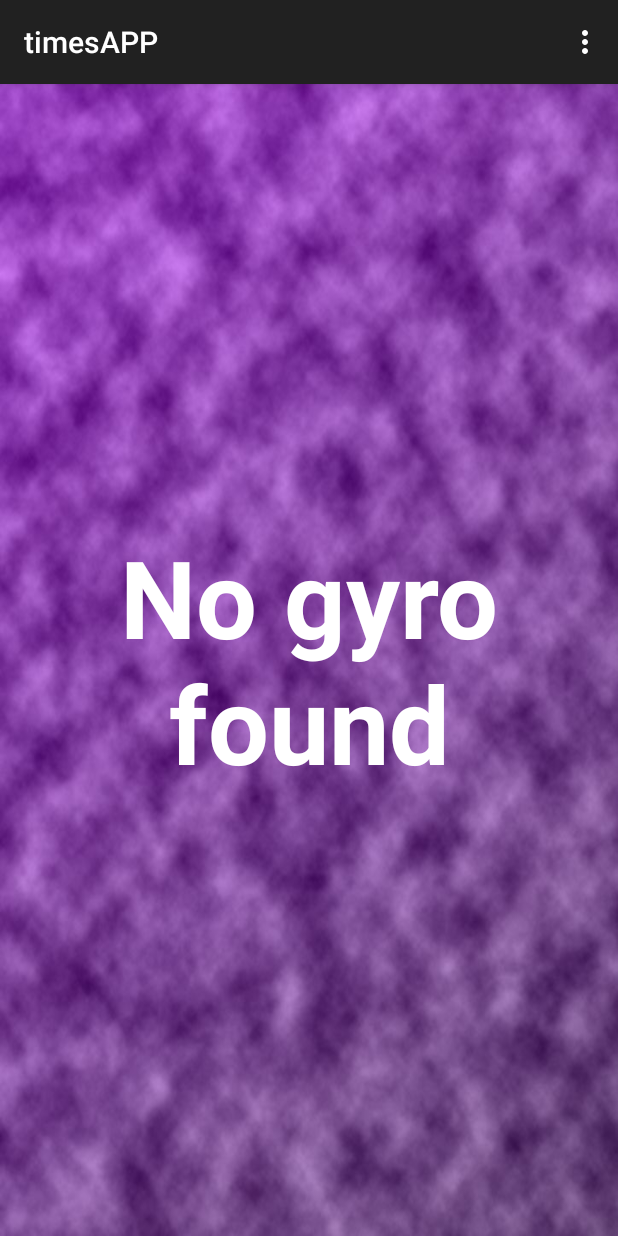
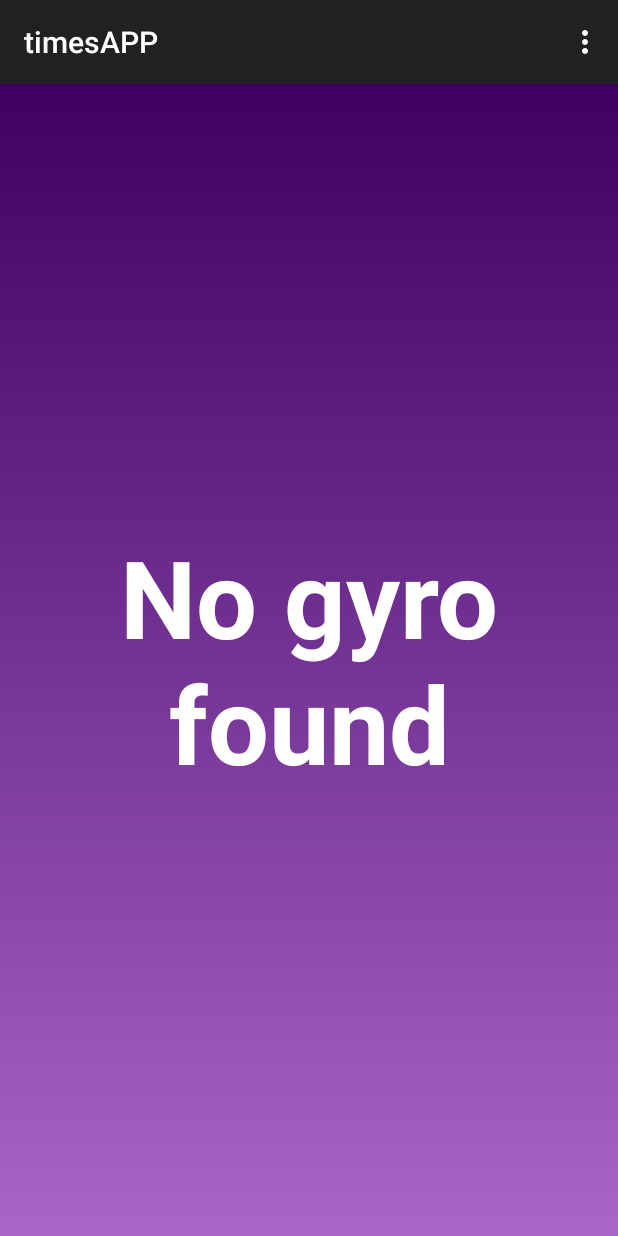
Before and after one commit to AmyNgithub/timesAPP, an Android app: the screen it shows after launch (MainActivity), on a phone screen of 412 x 824 dp. Run offline under Robolectric (Android 15) with nearby library versions, the phone set to English and light mode, and no system bars.

Commit message:
Tog bort soundpool och la till gradient bakgrund

```diff
--- a/app/src/main/AndroidManifest.xml
+++ b/app/src/main/AndroidManifest.xml
@@ -9,7 +9,8 @@
         android:theme="@style/AppTheme" >
         <activity
             android:name=".MainActivity"
-            android:label="@string/app_name" >
+            android:label="@string/app_name"
+            android:screenOrientation="portrait">
             <intent-filter>
                 <action android:name="android.intent.action.MAIN" />
 
--- a/app/src/main/java/com/example/iapps/timesapp/MainActivity.java
+++ b/app/src/main/java/com/example/iapps/timesapp/MainActivity.java
@@ -5,9 +5,7 @@
 import android.hardware.SensorEvent;
 import android.hardware.SensorEventListener;
 import android.hardware.SensorManager;
-import android.media.AudioManager;
 import android.media.MediaPlayer;
-import android.media.SoundPool;
 import android.os.CountDownTimer;
 import android.support.v7.app.ActionBarActivity;
 import android.os.Bundle;
@@ -24,7 +22,7 @@
     private TextView minutesView;
     private Sensor mGyro;
     private MediaPlayer mPlayer;
-    private SoundPool sp;
+    //private SoundPool sp;
 
     private boolean onTable = false;
     private boolean timerOn = false;
@@ -38,12 +36,12 @@
     private final static int DEGREES_PER_MINUTE = 5;
     private final static int UPDATES_BEFORE_TIMER_START = 13; //About 0.78 sec (1 == 60 ms)
     private int emptyUpdates = 0;
-    private int soundId;
 
     CountDownTimer countDown = null;
 
 
     //All kod från: http://developer.android.com/guide/topics/sensors/sensors_overview.html
+    // Och massa andra ställen :D:D
 
     @Override
     protected void onCreate(Bundle savedInstanceState) {
@@ -52,7 +50,7 @@
         minutesView = (TextView) findViewById(R.id.activity_main_minutes);
         updateTime();
         mPlayer = MediaPlayer.create(getApplicationContext(), R.raw.alarm);
-        sp = new SoundPool(5, AudioManager.STREAM_MUSIC, 0);
+        mPlayer.setLooping(true);
 
         mSensorManager = (SensorManager) getSystemService(Context.SENSOR_SERVICE);
         if (mSensorManager.getDefaultSensor(Sensor.TYPE_GRAVITY) != null){
@@ -182,12 +180,6 @@
                                 seconds = 0;
                                 updateTime();
 
-
-                                /** soundId for Later handling of sound pool **/
-                                soundId = sp.load("@raw/alarm", 1); // in 2nd param u have to pass your desire ringtone
-
-                                sp.play(soundId, 1, 1, 0, 0, 1);
-                                mPlayer.setLooping(true);
                                 mPlayer.start();
                             }
                         };
--- /dev/null
+++ b/app/src/main/res/drawable/gradient.xml
@@ -0,0 +1,13 @@
+<?xml version="1.0" encoding="UTF-8"?>
+<shape xmlns:android="http://schemas.android.com/apk/res/android" android:shape="rectangle" >
+
+    <gradient
+        android:angle="90"
+        android:endColor="#3f0061"
+        android:startColor="#a866c8"
+        android:type="linear" />
+
+    <corners
+        android:radius="0dp"/>
+
+</shape>
--- a/app/src/main/res/layout/activity_main.xml
+++ b/app/src/main/res/layout/activity_main.xml
@@ -4,7 +4,7 @@
     android:paddingRight="@dimen/activity_horizontal_margin"
     android:paddingTop="@dimen/activity_vertical_margin"
     android:paddingBottom="@dimen/activity_vertical_margin" tools:context=".MainActivity"
-    android:background="@drawable/bakgrundkomp">
+    android:background="@drawable/gradient">
 
     <TextView android:id="@+id/activity_main_minutes"
         android:layout_width="match_parent"
```
Also changed, not shown: app/src/main/res/drawable/background.jpg (deleted), app/src/main/res/drawable/bakgrundkomp.jpg (deleted), app/src/main/res/drawable/telefonrot.png (added).
